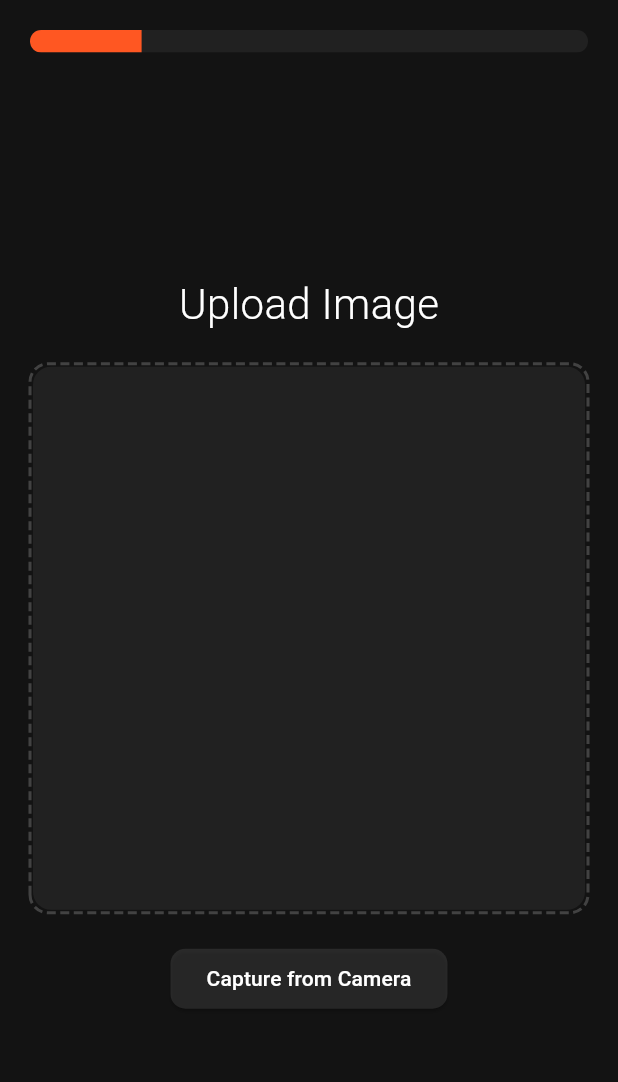
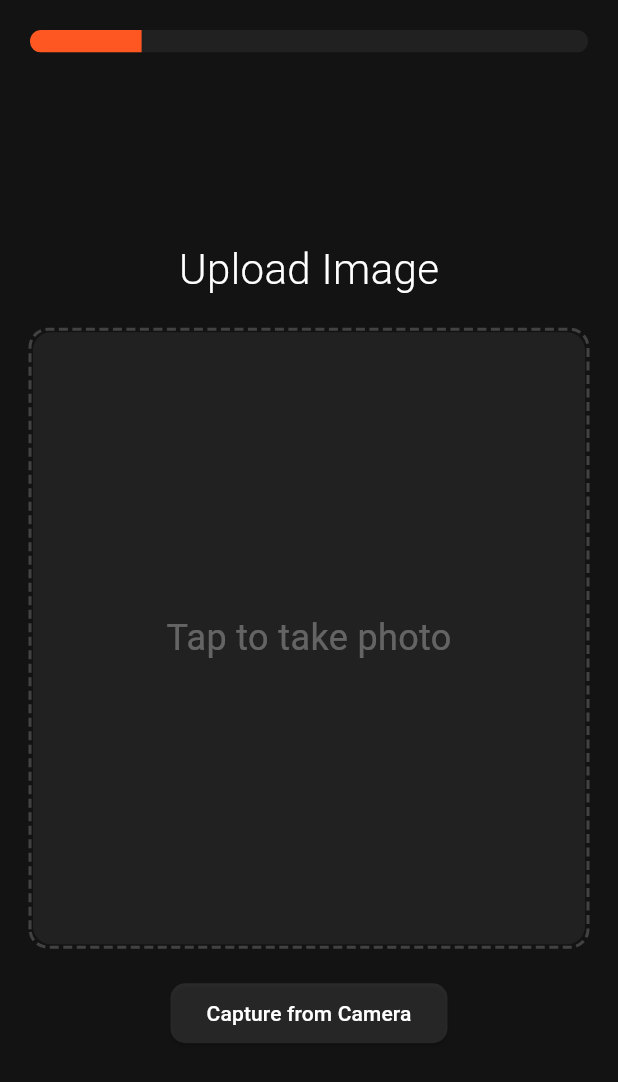
Before and after one commit to txriq03/dishedout, a Flutter app: the UploadPage screen opened directly, on a phone screen of 412 x 824 dp. Shown: the top 1082 px of the screen. Run offline on Flutter 3.47's test engine with Material 3 defaults, Android fonts, the phone set to English and light mode, and no system bars; drawn by our look-alikes of dotted_border; our stand-ins replace firebase_auth, firebase_core, image_picker; accounts and stored records are empty.

Commit message:
feat: added tap to add photo in image placeholder

```diff
--- a/lib/features/upload/widgets/image_upload.dart
+++ b/lib/features/upload/widgets/image_upload.dart
@@ -41,19 +41,38 @@ class _ImageUploadState extends State<ImageUpload> {
           ),
           const SizedBox(height: 20),
           _image != null
-              ? Image.file(_image!, height: 200, width: 200, fit: BoxFit.cover)
-              : DottedBorder(
+              ? ClipRRect(
+                borderRadius: BorderRadius.circular(12),
+                child: Image.file(
+                  _image!,
+                  height: size,
+                  width: size,
+                  fit: BoxFit.cover,
+                ),
+              )
+              : SizedBox(
+                width: size,
+                height: size,
+                child: DottedBorder(
                   borderType: BorderType.RRect,
                   color: Colors.grey[800]!,
                   dashPattern: [6, 3],
                   radius: const Radius.circular(12),
                   strokeWidth: 2,
                   child: Container(
-                  width: size,
-                  height: size - 50,
                     decoration: BoxDecoration(
                       color: Colors.grey[900],
                       borderRadius: BorderRadius.circular(12),
+                    ),
+                    child: Center(
+                      child: Text(
+                        'Tap to take photo',
+                        style: TextStyle(
+                          fontSize: 24,
+                          color: Colors.white.withValues(alpha: 0.3),
+                        ),
+                      ),
+                    ),
                   ),
                 ),
               ),
```
Lines whose indentation alone changed are shown as unchanged.
